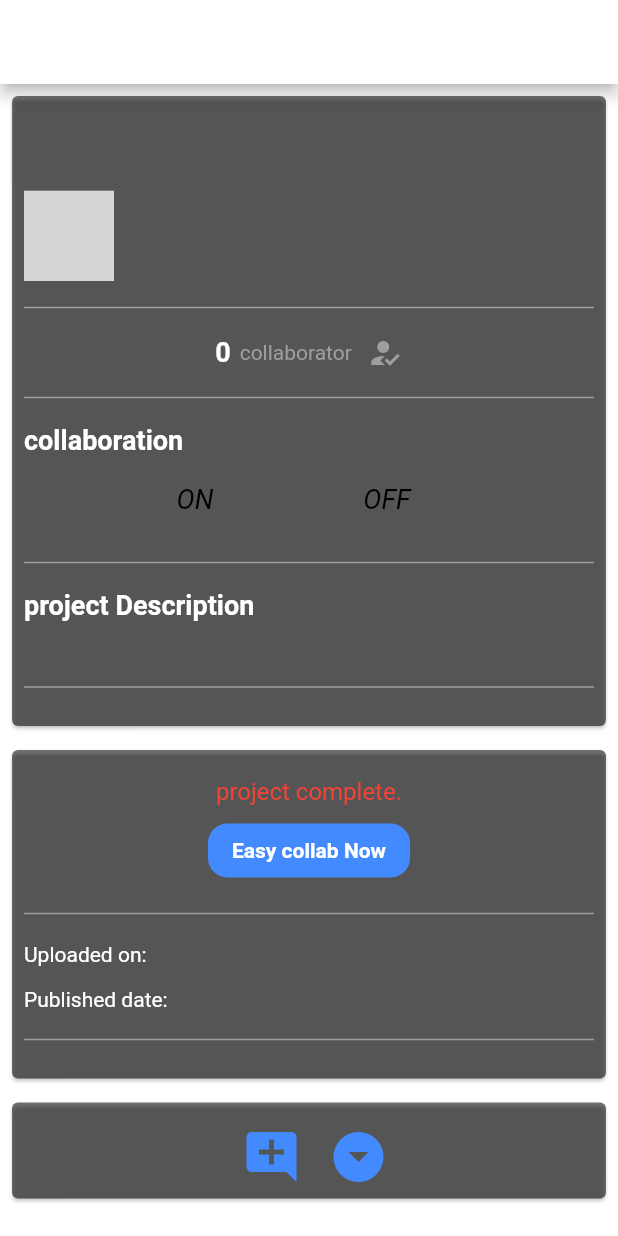
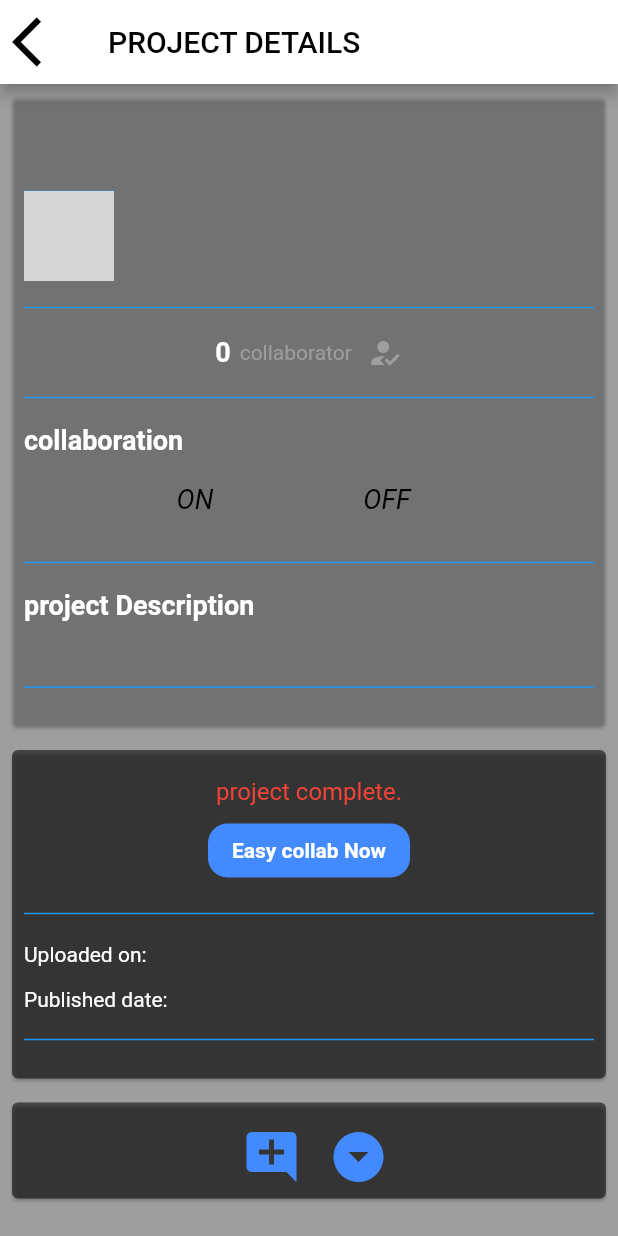
Before and after one commit to haris-peter/hackonaut2, a Flutter app: the JobDetailsScreen screen opened directly with empty values, on a phone screen of 412 x 824 dp. Run offline on Flutter 3.47's test engine with Material 2 defaults, Android fonts, the phone set to English and light mode, and no system bars; our stand-ins replace cached_network_image, cloud_firestore, curved_navigation_bar, firebase_auth, firebase_core, firebase_storage and 4 more; accounts and stored records are empty; network calls fail; grey boxes are pictures that could not be loaded.

```diff
--- a/lib/Jobs/job_details.dart
+++ b/lib/Jobs/job_details.dart
@@ -108,7 +108,7 @@ class _JobDetailsScreenState extends State<JobDetailsScreen> {
         SizedBox(height: 10,),
         Divider(
           thickness: 1,
-          color: Colors.grey,
+          color: Colors.blue,
         ),
         SizedBox(height: 10,),
       ],
@@ -143,28 +143,19 @@ class _JobDetailsScreenState extends State<JobDetailsScreen> {
   Widget build(BuildContext context) {
     return Container(
       decoration: BoxDecoration(
-        gradient: LinearGradient(
-          colors: [Colors.white, Colors.white],
-          begin: Alignment.centerLeft,
-          end: Alignment.centerRight,
-          stops: const [0.2, 0.9],
-        ),
+        color: Colors.black38,
       ),
       child: Scaffold(
         backgroundColor: Colors.transparent,
         appBar: AppBar(
+          title: Text('PROJECT DETAILS',style: TextStyle(color: Colors.black),textAlign: TextAlign.center,),
           flexibleSpace: Container(
             decoration: BoxDecoration(
-              gradient: LinearGradient(
-                colors: [Colors.white, Colors.white],
-                begin: Alignment.centerLeft,
-                end: Alignment.centerRight,
-                stops: const [0.2, 0.9],
-              ),
+              color: Colors.white,
             ),
           ),
           leading: IconButton(
-            icon: Icon(Icons.close, size: 40, color: Colors.white,),
+            icon: Icon(Icons.arrow_back_ios, size: 40, color: Colors.black,),
             onPressed: ()
             {
               Navigator.pushReplacement(context, MaterialPageRoute(builder: (context) => JobScreen()));
@@ -178,7 +169,7 @@ class _JobDetailsScreenState extends State<JobDetailsScreen> {
               Padding(
                 padding: const EdgeInsets.all(4.0),
                 child: Card(
-                  color: Colors.black54,
+                  color: Colors.transparent,
                   child: Padding(
                     padding: const EdgeInsets.all(8.0),
                     child: Column(
@@ -212,7 +203,7 @@ class _JobDetailsScreenState extends State<JobDetailsScreen> {
                               decoration: BoxDecoration(
                                 border: Border.all(
                                   width: 3,
-                                  color: Colors.grey,
+                                  color: Colors.blue,
                                 ),
                                 shape: BoxShape.rectangle,
                                 image: DecorationImage(
@@ -418,7 +409,7 @@ class _JobDetailsScreenState extends State<JobDetailsScreen> {
                           textAlign: TextAlign.justify,
                           style: const TextStyle(
                             fontSize: 14,
-                            color: Colors.grey,
+                            color: Colors.white,
                           ),
                         ),
                         dividerWidget(),
@@ -493,7 +484,7 @@ class _JobDetailsScreenState extends State<JobDetailsScreen> {
                                   :
                                   postedDate!,
                               style: const TextStyle(
-                                color: Colors.grey,
+                                color: Colors.blue,
                                 fontWeight: FontWeight.bold,
                                 fontSize: 15,
                               ),
@@ -519,7 +510,7 @@ class _JobDetailsScreenState extends State<JobDetailsScreen> {
                                   :
                               deadlineDate!,
                               style: const TextStyle(
-                                color: Colors.grey,
+                                color: Colors.blue,
                                 fontWeight: FontWeight.bold,
                                 fontSize: 15,
                               ),
@@ -606,7 +597,7 @@ class _JobDetailsScreenState extends State<JobDetailsScreen> {
                                             await Fluttertoast.showToast(
                                               msg: 'Your comment has been added.',
                                               toastLength: Toast.LENGTH_LONG,
-                                              backgroundColor: Colors.grey,
+                                              backgroundColor: Colors.blue,
                                               fontSize: 18.0,
                                             );
                                             _commentController.clear();
@@ -706,6 +697,7 @@ class _JobDetailsScreenState extends State<JobDetailsScreen> {
                                   }
                                   return ListView.separated(
                                     shrinkWrap: true,
+
                                     physics: const NeverScrollableScrollPhysics(),
                                     itemBuilder: (context, index)
                                     {
@@ -716,12 +708,13 @@ class _JobDetailsScreenState extends State<JobDetailsScreen> {
                                         commentBody: snapshot.data!['jobComments'][index]['commentBody'],
                                         commenterImageUrl: snapshot.data!['jobComments'][index]['userImageUrl'],
                                       );
+
                                     },
                                     separatorBuilder: (context, index)
                                     {
                                       return const Divider(
                                         thickness: 1,
-                                        color: Colors.grey,
+                                        color: Colors.blue,
                                       );
                                     },
                                     itemCount: snapshot.data!['jobComments'].length,
```
